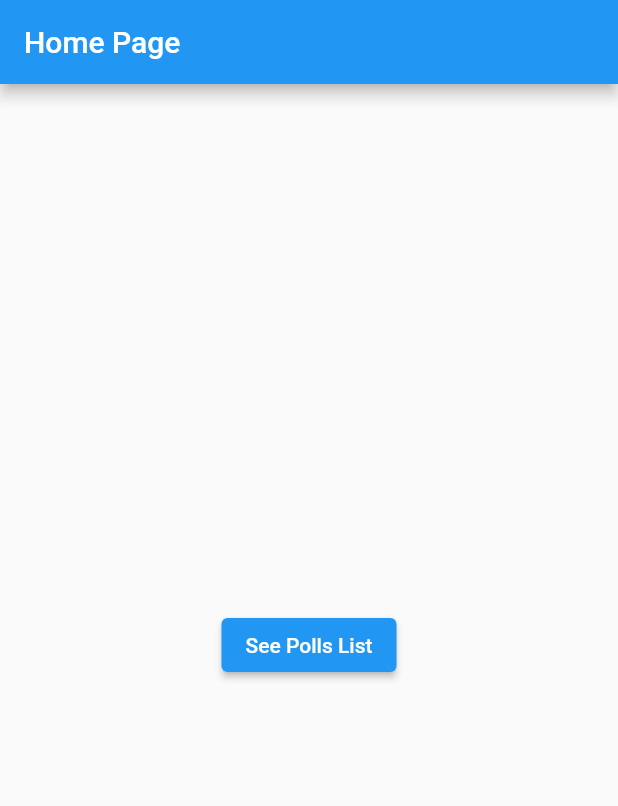
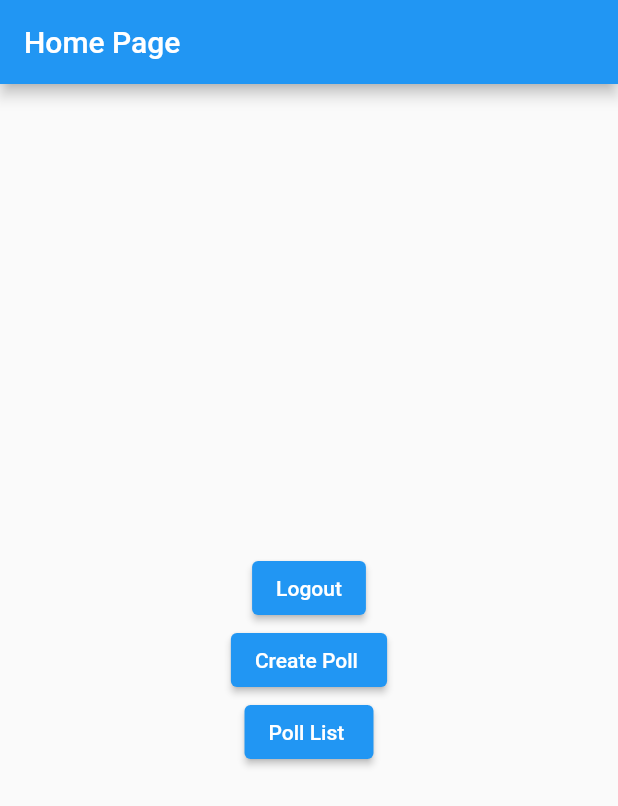
Before and after one commit to araskara/flutter_weknewit, a Flutter app: the screen it shows after launch, on a phone screen of 412 x 824 dp. Shown: the top 806 px of the screen. Run offline on Flutter 3.47's test engine with Material 2 defaults, Android fonts, the phone set to English and light mode, and no system bars; our stand-ins replace shared_preferences.

```diff
--- /dev/null
+++ b/lib/auth_provider.dart
@@ -0,0 +1,15 @@
+import 'package:flutter/foundation.dart';
+
+class AuthProvider extends ChangeNotifier {
+  bool isLoggedIn = false;
+
+  void login() {
+    isLoggedIn = true;
+    notifyListeners();
+  }
+
+  void logout() {
+    isLoggedIn = false;
+    notifyListeners();
+  }
+}
--- a/lib/main.dart
+++ b/lib/main.dart
@@ -1,38 +1,41 @@
 import 'package:flutter/material.dart';
-import 'package:http/http.dart' as http;
-import 'dart:convert';
-import 'package:shared_preferences/shared_preferences.dart';
+import 'package:provider/provider.dart';
+import 'auth_provider.dart'; // Import the AuthProvider class
 import 'package:learningdart/login.dart' as LoginScreen;
+import 'package:learningdart/registration.dart' as RegistrationScreen;
 import 'package:learningdart/polls_screen.dart' as PollsScreen;
-import 'package:learningdart/registration.dart' as RegistrationScreen;
-import 'package:learningdart/authmanager.dart';
+import 'package:learningdart/createpoll.dart' as CreatePoll;
+import 'package:learningdart/logout.dart' as LogoutScreen;
+import 'package:flutter/foundation.dart';
 
-void main() => runApp(MyApp());
+void main() {
+  runApp(
+    ChangeNotifierProvider(
+      create: (context) => AuthProvider(),
+      child: MyApp(),
+    ),
+  );
+}
 
 class MyApp extends StatelessWidget {
-  const MyApp({Key? key})
-      : super(key: key); // Add this line for the const constructor
+  const MyApp({Key? key}) : super(key: key);
 
   @override
   Widget build(BuildContext context) {
     return MaterialApp(
       title: 'Polls and Registration App',
       theme: ThemeData(primarySwatch: Colors.blue),
-      home: HomePage(
-          isLoggedIn: false), // Pass isLoggedIn based on user authentication
+      home: HomePage(),
     );
   }
 }
 
 class HomePage extends StatelessWidget {
-  final bool
-      isLoggedIn; // Add this variable to determine if the user is logged in
-  final AuthManager authManager = AuthManager();
-  HomePage({required this.isLoggedIn}); // Constructor to pass isLoggedIn value
-
   @override
   Widget build(BuildContext context) {
-    String? authToken = authManager.authToken; // Fetch the token once
+    final authProvider = Provider.of<AuthProvider>(context);
+    final isLoggedIn = authProvider.isLoggedIn;
+
     return Scaffold(
       appBar: AppBar(
         title: Text('Home Page'),
@@ -41,8 +44,31 @@ class HomePage extends StatelessWidget {
         child: Column(
           mainAxisAlignment: MainAxisAlignment.center,
           children: <Widget>[
+            //if (isLoggedIn)
             ElevatedButton(
-              child: Text('See Polls List'),
+              child: Text('Logout'),
+              onPressed: () {
+                authProvider.logout();
+                print('Logout button pressed');
+                Navigator.of(context).push(
+                  MaterialPageRoute(
+                      builder: (context) => LoginScreen.LoginScreen()),
+                );
+              },
+            ),
+            //if (isLoggedIn)
+            ElevatedButton(
+              child: Text('Create Poll '),
+              onPressed: () {
+                Navigator.of(context).push(
+                  MaterialPageRoute(
+                      builder: (context) => CreatePoll.CreatePollScreen()),
+                );
+              },
+            ),
+            // if (isLoggedIn)
+            ElevatedButton(
+              child: Text('Poll List '),
               onPressed: () {
                 Navigator.of(context).push(
                   MaterialPageRoute(
@@ -50,32 +76,27 @@ class HomePage extends StatelessWidget {
                 );
               },
             ),
-            SizedBox(height: 20),
-            // Conditionally show the appropriate button based on isLoggedIn
-            if (authToken != null) // Show the button only if not logged in
-              ElevatedButton(
-                child: Text('Go to Registration'),
-                onPressed: () {
-                  Navigator.of(context).push(
-                    MaterialPageRoute(
-                        builder: (context) =>
-                            RegistrationScreen.RegistrationScreen()),
-                  );
-                },
-              ),
-            if (authToken != null) // Show the button only if not logged in
-              ElevatedButton(
-                child: Text('Log In'),
-                onPressed: () {
-                  Navigator.of(context).push(
-                    MaterialPageRoute(
-                        builder: (context) => LoginScreen.LoginScreen()),
-                  );
-                },
-              ),
           ],
         ),
       ),
     );
   }
 }
+
+class AuthProvider with ChangeNotifier {
+  bool _isLoggedIn = false;
+
+  bool get isLoggedIn => _isLoggedIn;
+
+  void login() {
+    // Logic for logging in
+    _isLoggedIn = true;
+    notifyListeners();
+  }
+
+  void logout() {
+    // Logic for logging out
+    _isLoggedIn = false;
+    notifyListeners();
+  }
+}
```
Also changed, not shown: lib/createpoll.dart (added, +148 -0 lines), lib/logout.dart (added, +37 -0 lines), lib/polls_screen.dart (+46 -65 lines), pubspec.yaml (+6 -1 lines), pubspec.lock.
